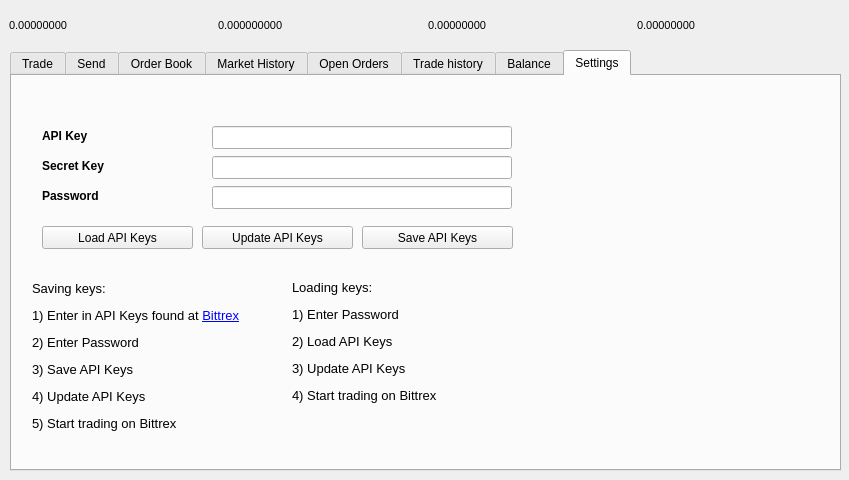
transferdev/Transfercoin, file src/qt/forms/tradingdialog.ui: the form before one commit.
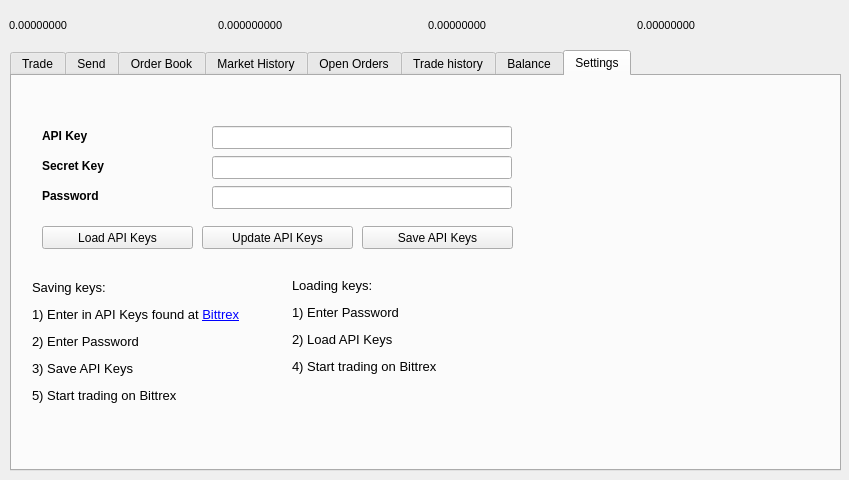
The form after the commit.

Patch:
```diff
--- a/src/qt/forms/tradingdialog.ui
+++ b/src/qt/forms/tradingdialog.ui
@@ -4809,7 +4809,7 @@
        <x>20</x>
        <y>200</y>
        <width>231</width>
-       <height>161</height>
+       <height>131</height>
       </rect>
      </property>
      <property name="font">
@@ -4820,7 +4820,7 @@
       </font>
      </property>
      <property name="text">
-      <string>&lt;html&gt;&lt;head/&gt;&lt;body&gt;&lt;p&gt;Saving keys:&lt;/p&gt;&lt;p&gt;1) Enter in API Keys found at &lt;a href=&quot;https://bittrex.com/Account/ManageApiKey&quot;&gt;&lt;span style=&quot; text-decoration: underline; color:#0000ff;&quot;&gt;Bittrex&lt;/span&gt;&lt;/a&gt;&lt;/p&gt;&lt;p&gt;2) Enter Password&lt;/p&gt;&lt;p&gt;3) Save API Keys&lt;/p&gt;&lt;p&gt;4) Update API Keys&lt;/p&gt;&lt;p&gt;5) Start trading on Bittrex&lt;/p&gt;&lt;/body&gt;&lt;/html&gt;</string>
+      <string>&lt;html&gt;&lt;head/&gt;&lt;body&gt;&lt;p&gt;Saving keys:&lt;/p&gt;&lt;p&gt;1) Enter in API Keys found at &lt;a href=&quot;https://bittrex.com/Account/ManageApiKey&quot;&gt;&lt;span style=&quot; text-decoration: underline; color:#0000ff;&quot;&gt;Bittrex&lt;/span&gt;&lt;/a&gt;&lt;/p&gt;&lt;p&gt;2) Enter Password&lt;/p&gt;&lt;p&gt;3) Save API Keys&lt;/p&gt;&lt;p&gt;5) Start trading on Bittrex&lt;/p&gt;&lt;/body&gt;&lt;/html&gt;</string>
      </property>
     </widget>
     <widget class="QLabel" name="label232_17">
@@ -4829,7 +4829,7 @@
        <x>280</x>
        <y>190</y>
        <width>221</width>
-       <height>151</height>
+       <height>121</height>
       </rect>
      </property>
      <property name="font">
@@ -4840,7 +4840,7 @@
       </font>
      </property>
      <property name="text">
-      <string>&lt;html&gt;&lt;head/&gt;&lt;body&gt;&lt;p&gt;Loading keys:&lt;/p&gt;&lt;p&gt;1) Enter Password&lt;/p&gt;&lt;p&gt;2) Load API Keys&lt;/p&gt;&lt;p&gt;3) Update API Keys&lt;/p&gt;&lt;p&gt;4) Start trading on Bittrex&lt;/p&gt;&lt;/body&gt;&lt;/html&gt;</string>
+      <string>&lt;html&gt;&lt;head/&gt;&lt;body&gt;&lt;p&gt;Loading keys:&lt;/p&gt;&lt;p&gt;1) Enter Password&lt;/p&gt;&lt;p&gt;2) Load API Keys&lt;/p&gt;&lt;p&gt;4) Start trading on Bittrex&lt;/p&gt;&lt;/body&gt;&lt;/html&gt;</string>
      </property>
     </widget>
     <widget class="QLabel" name="label_28">
```
Left out of the diff: 2 changed lines with no effect on the pictures.
